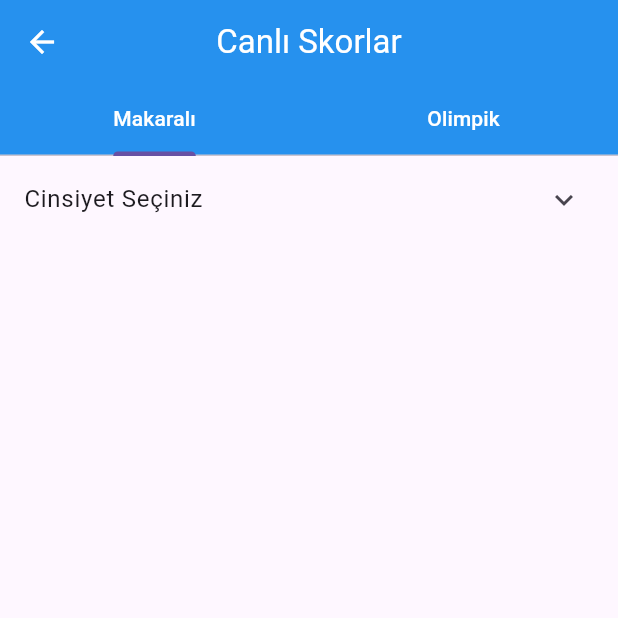
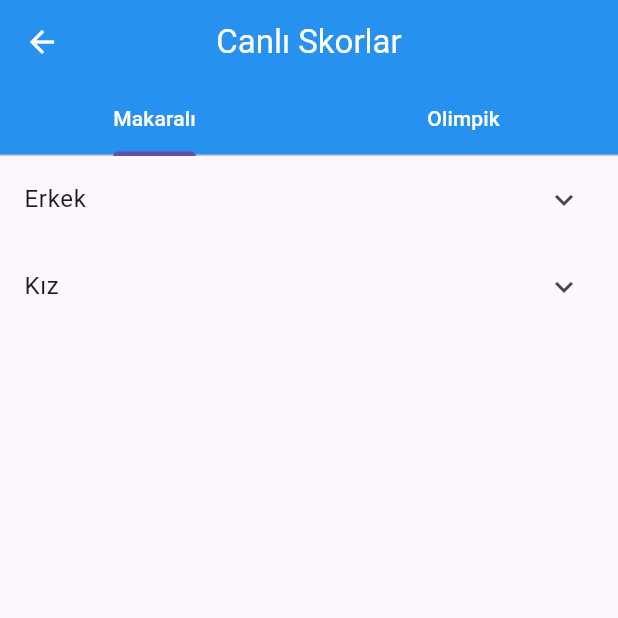
Before and after one commit to kayamustafa33/Capstone, a Flutter app: the LiveScoresScreen screen opened directly, on a phone screen of 412 x 824 dp, the top half of it. Run offline on Flutter 3.47's test engine with Material 3 defaults, Android fonts, the phone set to English and light mode, and no system bars; our stand-ins replace fluttertoast.

Commit message:
Live Score Screen | Design changed.

```diff
--- a/lib/src/views/watchLiveScreen/widgets/LiveScoresScreen.dart
+++ b/lib/src/views/watchLiveScreen/widgets/LiveScoresScreen.dart
@@ -39,7 +39,8 @@ class LiveScoresScreen extends StatelessWidget {
               child: Column(
                 crossAxisAlignment: CrossAxisAlignment.stretch,
                 children: [
-                  _buildCategories(),
+                  _buildGenderGroups("Erkek"),
+                  _buildGenderGroups("Kız"),
                 ],
               ),
             ),
@@ -47,23 +48,14 @@ class LiveScoresScreen extends StatelessWidget {
               child: Column(
                 crossAxisAlignment: CrossAxisAlignment.stretch,
                 children: [
-                  _buildCategories(),
+                  _buildGenderGroups("Erkek"),
+                  _buildGenderGroups("Kız"),
                 ],
               ),
             ),
           ],
         ),
       ),
-    );
-  }
-
-  Widget _buildCategories() {
-    return ExpansionTile(
-      title: const Text('Cinsiyet Seçiniz'),
-      children: [
-        _buildGenderGroups("Erkek"),
-        _buildGenderGroups("Kız"),
-      ],
     );
   }
 
```
